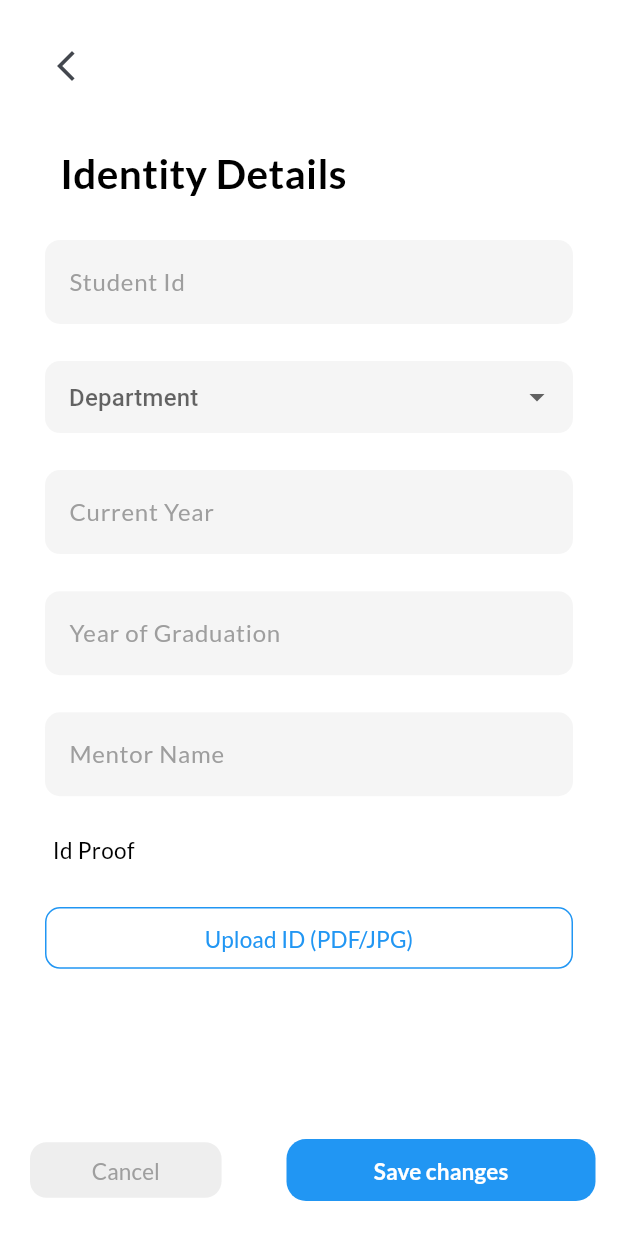
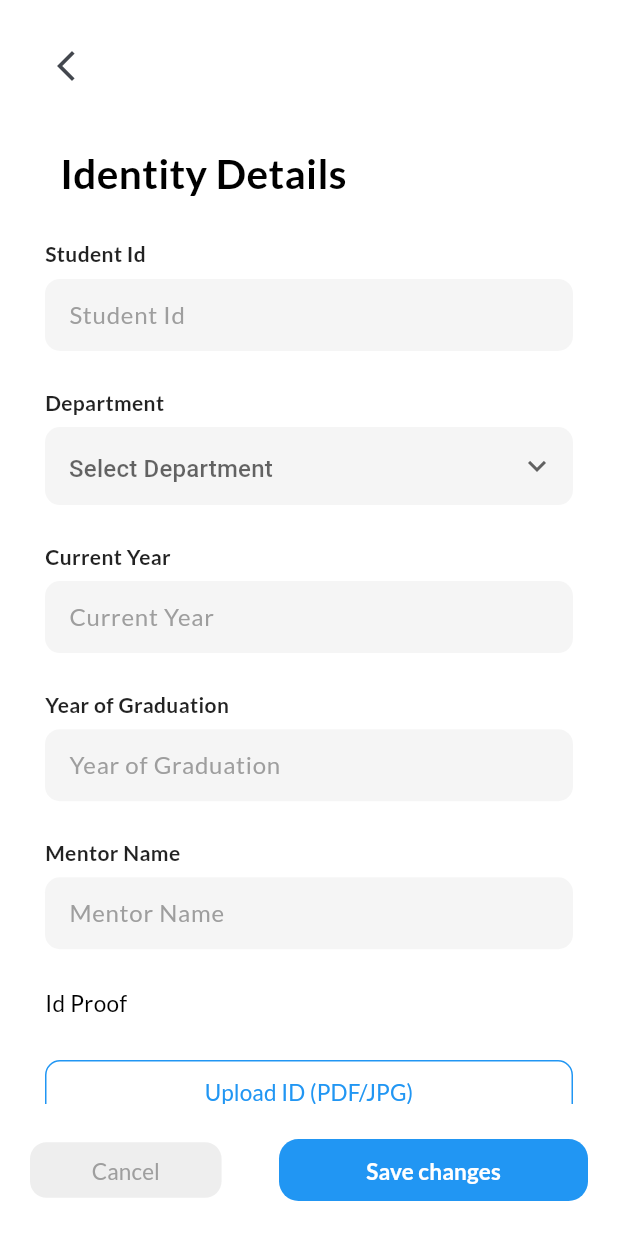
Before and after one commit to Sparkinovtech/Sairam, a Flutter app: the IdentityDetails screen opened directly, on a phone screen of 412 x 824 dp. Run offline on Flutter 3.47's test engine with Material 3 defaults, Android fonts, the light colour scheme and no system bars; our stand-ins replace bloc, cloud_firestore, connectivity_plus, firebase_auth, firebase_core, flutter_bloc and 7 more; accounts and stored records are empty; network calls fail; project files that could hold a hidden picture were left out.

Commit message:
Minor Profile changes done

```diff
--- a/lib/Utils/identity_details.dart
+++ b/lib/Utils/identity_details.dart
@@ -21,8 +21,7 @@ File? file;
 
 class _IdentityDetailsState extends State<IdentityDetails> {
   Department? _selected;
-
-  final GlobalKey<FormState> _key = GlobalKey<FormState>();
+  final GlobalKey<FormState> _formKey = GlobalKey<FormState>();
   final TextEditingController _id = TextEditingController();
   final TextEditingController _year = TextEditingController();
   final TextEditingController _graduation = TextEditingController();
@@ -42,11 +41,8 @@ class _IdentityDetailsState extends State<IdentityDetails> {
     await requestPermission();
     final picker = ImagePicker();
     final pickedSource = await picker.pickImage(source: ImageSource.gallery);
-
     if (pickedSource != null) {
-      setState(() {
-        file = File(pickedSource.path);
-      });
+      setState(() => file = File(pickedSource.path));
     }
   }
 
@@ -57,13 +53,12 @@ class _IdentityDetailsState extends State<IdentityDetails> {
     _graduation.dispose();
     _mentorName.dispose();
     file = null;
-
     super.dispose();
   }
 
   @override
   Widget build(BuildContext context) {
-    var size = MediaQuery.of(context).size;
+    final size = MediaQuery.of(context).size;
     return BlocConsumer<ProfileBloc, ProfileState>(
       listener: (context, state) {
         if (state.isLoading) {
@@ -71,7 +66,6 @@ class _IdentityDetailsState extends State<IdentityDetails> {
         } else {
           LoadingScreen().hide();
         }
-
         if (state is IdentityDetailsDoneState) {
           Navigator.of(context).pop();
         }
@@ -81,15 +75,30 @@ class _IdentityDetailsState extends State<IdentityDetails> {
         if (!_initialized && profile != null) {
           _selected = profile.department;
           _id.text = profile.id ?? "";
-          _year.text = profile.currentYear == null
-              ? ""
-              : profile.currentYear.toString();
-          _graduation.text = profile.yearOfGraduation == null
-              ? ""
-              : profile.yearOfGraduation.toString();
+          _year.text = profile.currentYear?.toString() ?? "";
+          _graduation.text = profile.yearOfGraduation?.toString() ?? "";
           _mentorName.text = profile.currentMentor ?? "";
           _initialized = true;
         }
+
+        Widget labelledField(String label, Widget child) {
+          return Column(
+            crossAxisAlignment: CrossAxisAlignment.start,
+            children: [
+              Text(
+                label,
+                style: GoogleFonts.lato(
+                  fontWeight: FontWeight.w600,
+                  fontSize: 14,
+                  color: Colors.black87,
+                ),
+              ),
+              const SizedBox(height: 6),
+              child,
+            ],
+          );
+        }
+
         return Scaffold(
           backgroundColor: Colors.white,
           body: SafeArea(
@@ -97,26 +106,26 @@ class _IdentityDetailsState extends State<IdentityDetails> {
               child: Column(
                 children: [
                   Padding(
-                    padding: EdgeInsets.symmetric(horizontal: 20, vertical: 20),
+                    padding: const EdgeInsets.symmetric(
+                      horizontal: 20,
+                      vertical: 20,
+                    ),
                     child: Row(
                       mainAxisAlignment: MainAxisAlignment.start,
                       children: [
                         IconButton(
-                          onPressed: () {
-                            Navigator.pop(context);
-                          },
-                          icon: Icon(Icons.arrow_back_ios_new),
+                          onPressed: () => Navigator.pop(context),
+                          icon: const Icon(Icons.arrow_back_ios_new),
                         ),
                       ],
                     ),
                   ),
                   SizedBox(height: size.height * .01),
                   Padding(
-                    padding: EdgeInsets.symmetric(horizontal: 40, vertical: 0),
-                    child: Row(
-                      mainAxisAlignment: MainAxisAlignment.start,
-                      children: [
-                        Text(
+                    padding: const EdgeInsets.symmetric(horizontal: 40),
+                    child: Align(
+                      alignment: Alignment.centerLeft,
+                      child: Text(
                         "Identity Details",
                         style: GoogleFonts.lato(
                           color: Colors.black,
@@ -124,73 +133,171 @@ class _IdentityDetailsState extends State<IdentityDetails> {
                           fontWeight: FontWeight.w700,
                         ),
                       ),
-                      ],
                     ),
                   ),
                   SizedBox(height: size.height * .03),
                   Form(
-                    key: _key,
+                    key: _formKey,
                     child: Padding(
                       padding: const EdgeInsets.symmetric(horizontal: 30),
                       child: Column(
                         children: [
-                          _textField(
+                          labelledField(
+                            "Student Id",
+                            TextFormField(
                               controller: _id,
-                            hintText: "Student Id",
-                            validator: (v) => v == null || v.isEmpty
+                              keyboardType: TextInputType.text,
+                              validator: (v) => (v == null || v.isEmpty)
                                   ? "Enter the Student Id"
                                   : null,
-                            type: TextInputType.text,
+                              decoration: InputDecoration(
+                                hintText: "Student Id",
+                                hintStyle: GoogleFonts.lato(
+                                  color: Colors.grey,
+                                  fontSize: 16,
+                                  fontWeight: FontWeight.w500,
+                                ),
+                                filled: true,
+                                fillColor: Colors.grey.withOpacity(0.1),
+                                border: OutlineInputBorder(
+                                  borderRadius: BorderRadius.circular(10),
+                                  borderSide: BorderSide.none,
+                                ),
+                                contentPadding: const EdgeInsets.all(12),
+                              ),
+                              cursorColor: Colors.grey,
+                            ),
                           ),
                           SizedBox(height: size.height * .03),
-                          _dropDownButtonField<Department>(
-                            hintText: "Department",
-                            selectedValue: _selected,
-                            options: Department.values.toList(),
+                          labelledField(
+                            "Department",
+                            DropdownButtonFormField<Department>(
+                              value: Department.values.contains(_selected)
+                                  ? _selected
+                                  : null,
                               validator: (val) => val == null
                                   ? "Please Select a Department"
                                   : null,
-                            onChange: (val) => setState(() => _selected = val),
-                            itemLabelBuilder: (department) =>
-                                department.departmentName,
+                              onChanged: (val) =>
+                                  setState(() => _selected = val),
+                              isExpanded: true,
+                              decoration: InputDecoration(
+                                hintText: "Select Department",
+                                hintStyle: GoogleFonts.lato(
+                                  color: Colors.grey,
+                                  fontSize: 16,
+                                  fontWeight: FontWeight.w500,
                                 ),
-                          SizedBox(height: size.height * .03),
-                          _textField(
-                            controller: _year,
-                            hintText: "Current Year",
-                            validator: (v) => v == null || v.isEmpty
-                                ? "Enter the Current Year"
-                                : null,
-                            type: TextInputType.number,
+                                filled: true,
+                                fillColor: Colors.grey.withOpacity(0.1),
+                                border: OutlineInputBorder(
+                                  borderRadius: BorderRadius.circular(10),
+                                  borderSide: BorderSide.none,
                                 ),
-                          SizedBox(height: size.height * .03),
-                          _textField(
-                            controller: _graduation,
-                            hintText: "Year of Graduation",
-                            validator: (v) => v == null || v.isEmpty
-                                ? "Enter the Graduation"
-                                : null,
-                            type: TextInputType.number,
+                                contentPadding: const EdgeInsets.symmetric(
+                                  horizontal: 12,
+                                  vertical: 14,
                                 ),
-                          SizedBox(height: size.height * .03),
-                          _textField(
-                            controller: _mentorName,
-                            hintText: "Mentor Name",
-                            validator: (v) => v == null || v.isEmpty
-                                ? "Enter the Mentor Name"
-                                : null,
-                            type: TextInputType.name,
                               ),
-                        ],
+                              icon: const Icon(Icons.keyboard_arrow_down),
+                              items: Department.values
+                                  .map(
+                                    (dept) => DropdownMenuItem<Department>(
+                                      value: dept,
+                                      child: Text(
+                                        dept.departmentName,
+                                        overflow: TextOverflow.ellipsis,
                                       ),
+                                    ),
+                                  )
+                                  .toList(),
                             ),
                           ),
                           SizedBox(height: size.height * .03),
-                  Padding(
-                    padding: EdgeInsets.symmetric(horizontal: 35),
-                    child: Row(
-                      children: [
-                        Text(
+                          labelledField(
+                            "Current Year",
+                            TextFormField(
+                              controller: _year,
+                              keyboardType: TextInputType.number,
+                              validator: (v) => (v == null || v.isEmpty)
+                                  ? "Enter the Current Year"
+                                  : null,
+                              decoration: InputDecoration(
+                                hintText: "Current Year",
+                                hintStyle: GoogleFonts.lato(
+                                  color: Colors.grey,
+                                  fontSize: 16,
+                                  fontWeight: FontWeight.w500,
+                                ),
+                                filled: true,
+                                fillColor: Colors.grey.withOpacity(0.1),
+                                border: OutlineInputBorder(
+                                  borderRadius: BorderRadius.circular(10),
+                                  borderSide: BorderSide.none,
+                                ),
+                                contentPadding: const EdgeInsets.all(12),
+                              ),
+                              cursorColor: Colors.grey,
+                            ),
+                          ),
+                          SizedBox(height: size.height * .03),
+                          labelledField(
+                            "Year of Graduation",
+                            TextFormField(
+                              controller: _graduation,
+                              keyboardType: TextInputType.number,
+                              validator: (v) => (v == null || v.isEmpty)
+                                  ? "Enter the Year of Graduation"
+                                  : null,
+                              decoration: InputDecoration(
+                                hintText: "Year of Graduation",
+                                hintStyle: GoogleFonts.lato(
+                                  color: Colors.grey,
+                                  fontSize: 16,
+                                  fontWeight: FontWeight.w500,
+                                ),
+                                filled: true,
+                                fillColor: Colors.grey.withOpacity(0.1),
+                                border: OutlineInputBorder(
+                                  borderRadius: BorderRadius.circular(10),
+                                  borderSide: BorderSide.none,
+                                ),
+                                contentPadding: const EdgeInsets.all(12),
+                              ),
+                              cursorColor: Colors.grey,
+                            ),
+                          ),
+                          SizedBox(height: size.height * .03),
+                          labelledField(
+                            "Mentor Name",
+                            TextFormField(
+                              controller: _mentorName,
+                              keyboardType: TextInputType.name,
+                              validator: (v) => (v == null || v.isEmpty)
+                                  ? "Enter the Mentor Name"
+                                  : null,
+                              decoration: InputDecoration(
+                                hintText: "Mentor Name",
+                                hintStyle: GoogleFonts.lato(
+                                  color: Colors.grey,
+                                  fontSize: 16,
+                                  fontWeight: FontWeight.w500,
+                                ),
+                                filled: true,
+                                fillColor: Colors.grey.withOpacity(0.1),
+                                border: OutlineInputBorder(
+                                  borderRadius: BorderRadius.circular(10),
+                                  borderSide: BorderSide.none,
+                                ),
+                                contentPadding: const EdgeInsets.all(12),
+                              ),
+                              cursorColor: Colors.grey,
+                            ),
+                          ),
+                          SizedBox(height: size.height * .03),
+                          Align(
+                            alignment: Alignment.centerLeft,
+                            child: Text(
                               "Id Proof",
                               style: GoogleFonts.lato(
                                 color: Colors.black,
@@ -198,19 +305,12 @@ class _IdentityDetailsState extends State<IdentityDetails> {
                                 fontSize: 15,
                               ),
                             ),
-                      ],
-                    ),
                           ),
                           SizedBox(height: size.height * .03),
-                  Padding(
-                    padding: EdgeInsets.symmetric(horizontal: 30),
-                    child: Column(
-                      crossAxisAlignment: CrossAxisAlignment.start,
-                      children: [
-                        if (file != null) ...[
+                          if (file != null)
                             Card(
                               color: Colors.white,
-                            margin: EdgeInsets.only(bottom: 15),
+                              margin: const EdgeInsets.only(bottom: 15),
                               shape: RoundedRectangleBorder(
                                 borderRadius: BorderRadius.circular(10),
                               ),
@@ -225,18 +325,15 @@ class _IdentityDetailsState extends State<IdentityDetails> {
                                 ),
                               ),
                             ),
-                        ],
                           MaterialButton(
                             elevation: 0,
-                          onPressed: () {
-                            _openPhoneStorage();
-                          },
+                            onPressed: _openPhoneStorage,
                             minWidth: double.infinity,
                             height: size.height * .05,
                             color: Colors.white,
                             shape: RoundedRectangleBorder(
                               borderRadius: BorderRadius.circular(10),
-                            side: BorderSide(color: Colors.blue),
+                              side: const BorderSide(color: Colors.blue),
                             ),
                             child: Text(
                               file != null
@@ -252,23 +349,22 @@ class _IdentityDetailsState extends State<IdentityDetails> {
                         ],
                       ),
                     ),
+                  ),
                 ],
               ),
             ),
           ),
-          bottomNavigationBar: Row(
+          bottomNavigationBar: Padding(
+            padding: const EdgeInsets.symmetric(horizontal: 20, vertical: 20),
+            child: Row(
               mainAxisAlignment: MainAxisAlignment.spaceBetween,
               children: [
-              Padding(
-                padding: EdgeInsets.symmetric(horizontal: 20, vertical: 20),
-                child: MaterialButton(
+                MaterialButton(
                   elevation: 0,
-                  onPressed: () {
-                    Navigator.pop(context);
-                  },
+                  onPressed: () => Navigator.pop(context),
                   minWidth: size.width * .31,
                   height: size.height * .045,
-                  color: Colors.grey[200]!,
+                  color: Colors.grey[200],
                   shape: RoundedRectangleBorder(
                     borderRadius: BorderRadius.circular(11),
                   ),
@@ -281,19 +377,13 @@ class _IdentityDetailsState extends State<IdentityDetails> {
                     ),
                   ),
                 ),
-              ),
-              Padding(
-                padding: EdgeInsets.symmetric(horizontal: 15, vertical: 20),
-                child: MaterialButton(
+                MaterialButton(
                   elevation: 0,
                   onPressed: () {
-                    if (_id.text.isEmpty ||
-                        _graduation.text.isEmpty ||
-                        _year.text.isEmpty ||
-                        _mentorName.text.isEmpty ||
+                    if (!_formKey.currentState!.validate() ||
                         _selected == null) {
                       ScaffoldMessenger.of(context).showSnackBar(
-                        SnackBar(
+                        const SnackBar(
                           content: Text("Please fill in all required fields."),
                           backgroundColor: Colors.red,
                         ),
@@ -302,12 +392,12 @@ class _IdentityDetailsState extends State<IdentityDetails> {
                     }
                     context.read<ProfileBloc>().add(
                       RegisterIdentityDetailsEvent(
-                        studentId: _id.text,
+                        studentId: _id.text.trim(),
                         department: _selected!,
-                        currentYear: int.parse(_year.text),
-                        yearOfGraduation: int.parse(_graduation.text),
-                        mentorName: _mentorName.text,
-                        idCardPhoto: "",
+                        currentYear: int.parse(_year.text.trim()),
+                        yearOfGraduation: int.parse(_graduation.text.trim()),
+                        mentorName: _mentorName.text.trim(),
+                        idCardPhoto: file?.path ?? "",
                       ),
                     );
                   },
@@ -326,75 +416,11 @@ class _IdentityDetailsState extends State<IdentityDetails> {
                     ),
                   ),
                 ),
+              ],
             ),
-            ],
           ),
         );
       },
     );
   }
-
-  Widget _textField({
-    required TextEditingController controller,
-    required String hintText,
-    required String? Function(String?) validator,
-    required TextInputType type,
-  }) {
-    return TextFormField(
-      controller: controller,
-      keyboardType: type,
-      validator: validator,
-      decoration: InputDecoration(
-        border: OutlineInputBorder(
-          borderRadius: BorderRadius.circular(10),
-          borderSide: BorderSide.none,
-        ),
-        hintText: hintText,
-        hintStyle: GoogleFonts.lato(
-          color: Colors.grey,
-          fontSize: 16,
-          fontWeight: FontWeight.w500,
-        ),
-        fillColor: Colors.grey.withValues(alpha: .1),
-        filled: true,
-      ),
-    );
 }
-
-  Widget _dropDownButtonField<T>({
-    required String hintText,
-    required T? selectedValue,
-    required List<T> options,
-    required String? Function(T?) validator,
-    required ValueChanged<T?> onChange,
-    required String Function(T) itemLabelBuilder,
-  }) {
-    return DropdownButtonFormField<T>(
-      value: options.contains(selectedValue) ? selectedValue : null,
-      isExpanded: true,
-      validator: validator,
-      onChanged: onChange,
-      decoration: InputDecoration(
-        border: OutlineInputBorder(
-          borderSide: BorderSide.none,
-          borderRadius: BorderRadius.circular(10),
-        ),
-        hintText: hintText,
-        hintStyle: GoogleFonts.lato(
-          color: Colors.grey,
-          fontSize: 15,
-          fontWeight: FontWeight.w500,
-        ),
-        contentPadding: EdgeInsets.all(12),
-        filled: true,
-        fillColor: Colors.grey.withValues(alpha: 0.1),
-      ),
-      items: options.map((item) {
-        return DropdownMenuItem<T>(
-          value: item,
-          child: Text(itemLabelBuilder(item), overflow: TextOverflow.ellipsis),
-        );
-      }).toList(),
-    );
-  }
-}
```
Also changed, not shown: lib/Utils/edit_profile.dart (+175 -106 lines). Lines whose indentation alone changed are shown as unchanged.
